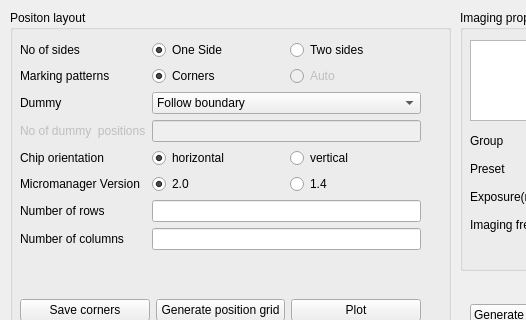
The window that rtclient/ui/qt_ui_files/positions.ui (karempudi/rtclient) describes before a commit, drawn with Qt 5; both pictures show x 0 to 526 and y 0 to 320 of the 1182 by 787 pixel window.
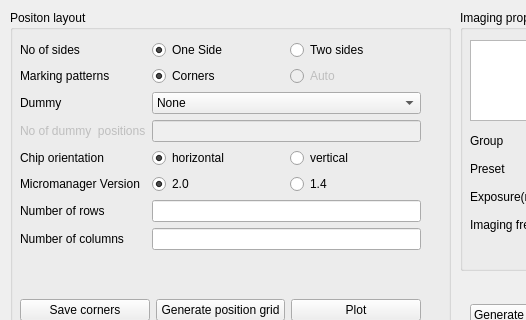
The same window after the commit.

Diff of the .ui file:
```diff
--- a/rtclient/ui/qt_ui_files/positions.ui
+++ b/rtclient/ui/qt_ui_files/positions.ui
@@ -89,6 +89,11 @@
       </item>
       <item row="2" column="1">
        <widget class="QComboBox" name="dummy_positions_combo">
+        <item>
+         <property name="text">
+          <string>None</string>
+         </property>
+        </item>
         <item>
          <property name="text">
           <string>Follow boundary</string>
```
Left out of the diff: 4 changed lines with no effect on the pictures.
